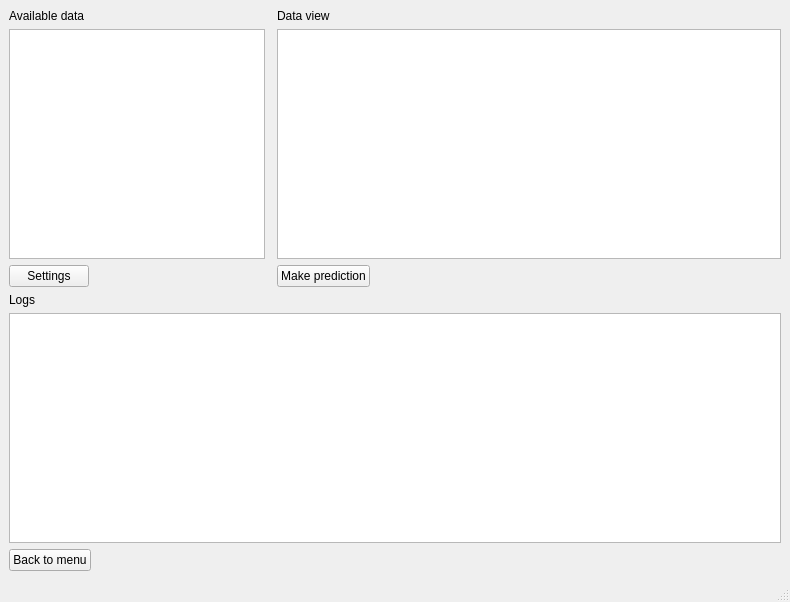
First picture: the form in arrhythmia/interface/resources/predict.ui, repository tomsoonn/arrhythmia-prediction, before the edit.
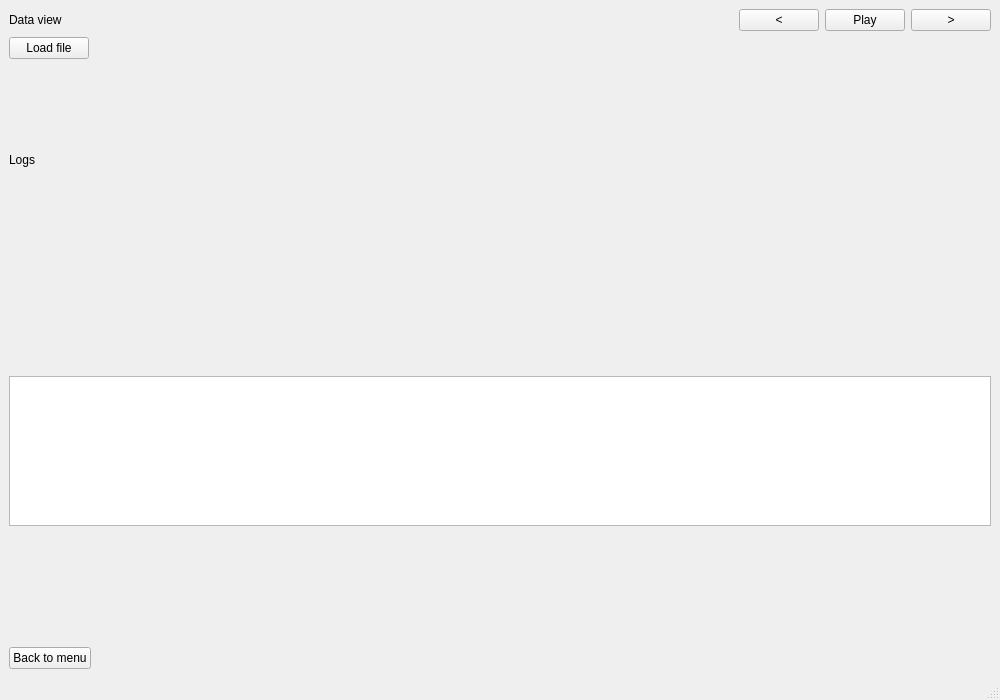
Second picture: the form after the edit.

Commit message: [Interface] little prettifying views (#15)

The edit to the form file:
```diff
--- a/arrhythmia/interface/resources/predict.ui
+++ b/arrhythmia/interface/resources/predict.ui
@@ -6,8 +6,8 @@
    <rect>
     <x>0</x>
     <y>0</y>
-    <width>790</width>
-    <height>602</height>
+    <width>1000</width>
+    <height>700</height>
    </rect>
   </property>
   <property name="windowTitle">
@@ -15,11 +15,21 @@
   </property>
   <widget class="QWidget" name="centralwidget">
    <layout class="QGridLayout" name="gridLayout">
-    <item row="5" column="0" colspan="3">
-     <widget class="QTextBrowser" name="textBrowser"/>
+    <item row="0" column="2">
+     <widget class="QPushButton" name="go_prev_button">
+      <property name="sizePolicy">
+       <sizepolicy hsizetype="Maximum" vsizetype="Fixed">
+        <horstretch>0</horstretch>
+        <verstretch>0</verstretch>
+       </sizepolicy>
+      </property>
+      <property name="text">
+       <string>&lt;</string>
+      </property>
+     </widget>
     </item>
-    <item row="3" column="2">
-     <widget class="QPushButton" name="predict_button">
+    <item row="5" column="0">
+     <widget class="QPushButton" name="load_button">
       <property name="sizePolicy">
        <sizepolicy hsizetype="Maximum" vsizetype="Fixed">
         <horstretch>0</horstretch>
@@ -27,58 +37,37 @@
        </sizepolicy>
       </property>
       <property name="text">
-       <string>Make prediction</string>
+       <string>Load file</string>
       </property>
      </widget>
     </item>
-    <item row="1" column="2">
+    <item row="7" column="0" rowspan="2" colspan="5">
+     <widget class="QTextEdit" name="textEdit">
+      <property name="sizePolicy">
+       <sizepolicy hsizetype="Expanding" vsizetype="Expanding">
+        <horstretch>0</horstretch>
+        <verstretch>0</verstretch>
+       </sizepolicy>
+      </property>
+      <property name="maximumSize">
+       <size>
+        <width>16777215</width>
+        <height>150</height>
+       </size>
+      </property>
+      <property name="readOnly">
+       <bool>true</bool>
+      </property>
+     </widget>
+    </item>
+    <item row="0" column="0">
      <widget class="QLabel" name="label_2">
       <property name="text">
        <string>Data view</string>
       </property>
      </widget>
     </item>
-    <item row="3" column="0">
-     <widget class="QPushButton" name="settings_button">
-      <property name="sizePolicy">
-       <sizepolicy hsizetype="Maximum" vsizetype="Fixed">
-        <horstretch>0</horstretch>
-        <verstretch>0</verstretch>
-       </sizepolicy>
-      </property>
-      <property name="text">
-       <string>Settings</string>
-      </property>
-     </widget>
-    </item>
-    <item row="1" column="0">
-     <widget class="QLabel" name="label_3">
-      <property name="text">
-       <string>Available data</string>
-      </property>
-     </widget>
-    </item>
-    <item row="2" column="2">
-     <widget class="QGraphicsView" name="graphicsView"/>
-    </item>
-    <item row="2" column="0">
-     <widget class="QListView" name="listView">
-      <property name="sizePolicy">
-       <sizepolicy hsizetype="Maximum" vsizetype="Expanding">
-        <horstretch>0</horstretch>
-        <verstretch>0</verstretch>
-       </sizepolicy>
-      </property>
-     </widget>
-    </item>
-    <item row="4" column="0">
-     <widget class="QLabel" name="label">
-      <property name="text">
-       <string>Logs</string>
-      </property>
-     </widget>
-    </item>
-    <item row="6" column="0">
+    <item row="9" column="0">
      <widget class="QPushButton" name="back_button">
       <property name="sizePolicy">
        <sizepolicy hsizetype="Maximum" vsizetype="Fixed">
@@ -91,6 +80,39 @@
       </property>
      </widget>
     </item>
+    <item row="6" column="0">
+     <widget class="QLabel" name="label">
+      <property name="text">
+       <string>Logs</string>
+      </property>
+     </widget>
+    </item>
+    <item row="0" column="4">
+     <widget class="QPushButton" name="go_next_button">
+      <property name="sizePolicy">
+       <sizepolicy hsizetype="Maximum" vsizetype="Fixed">
+        <horstretch>0</horstretch>
+        <verstretch>0</verstretch>
+       </sizepolicy>
+      </property>
+      <property name="text">
+       <string>&gt;</string>
+      </property>
+     </widget>
+    </item>
+    <item row="0" column="3">
+     <widget class="QPushButton" name="play_button">
+      <property name="sizePolicy">
+       <sizepolicy hsizetype="Maximum" vsizetype="Fixed">
+        <horstretch>0</horstretch>
+        <verstretch>0</verstretch>
+       </sizepolicy>
+      </property>
+      <property name="text">
+       <string>Play</string>
+      </property>
+     </widget>
+    </item>
    </layout>
   </widget>
   <widget class="QMenuBar" name="menubar">
```
Left out of the diff: 2 changed lines with no effect on the pictures. The commit also changes 9 other files.
